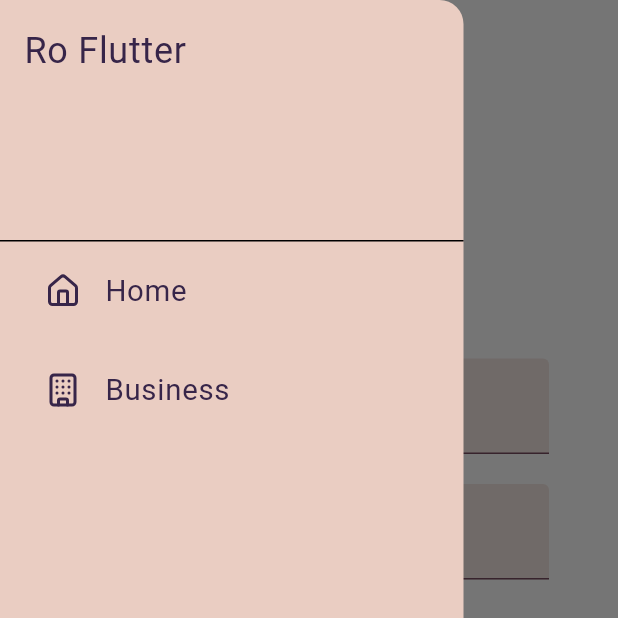
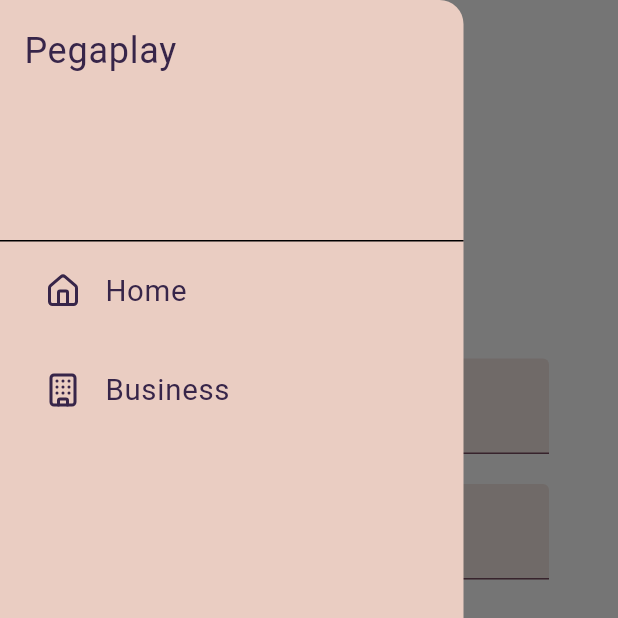
Before and after one commit to sassyrog/ro_flutter_v2, a Flutter app: the screen it shows after launch, with the side drawer open, on a phone screen of 412 x 824 dp, the top half of it. Run offline on Flutter 3.47's test engine with Material 3 defaults, Android fonts, the light colour scheme and no system bars; our stand-ins replace flutter_svg, lottie, lucide_icons, shared_preferences, vector_graphics.

Commit message:
🎨 Change App name

```diff
--- a/lib/data/constants.dart
+++ b/lib/data/constants.dart
@@ -1,4 +1,4 @@
 class KConstants {
   static const String themeModeKey = 'themeMode';
-  static const String appName = 'Ro Flutter';
+  static const String appName = 'Pegaplay';
 }
--- a/lib/main.dart
+++ b/lib/main.dart
@@ -87,7 +87,7 @@ class MyApp extends StatelessWidget {
       valueListenable: isDarkModeNotifier,
       builder: (context, isDarkModeValue, child) {
         return MaterialApp(
-          title: 'Ro Flutter',
+          title: KConstants.appName,
           debugShowCheckedModeBanner: false,
           theme:
               isDarkModeValue
```
Also changed, not shown: 2 other files.
